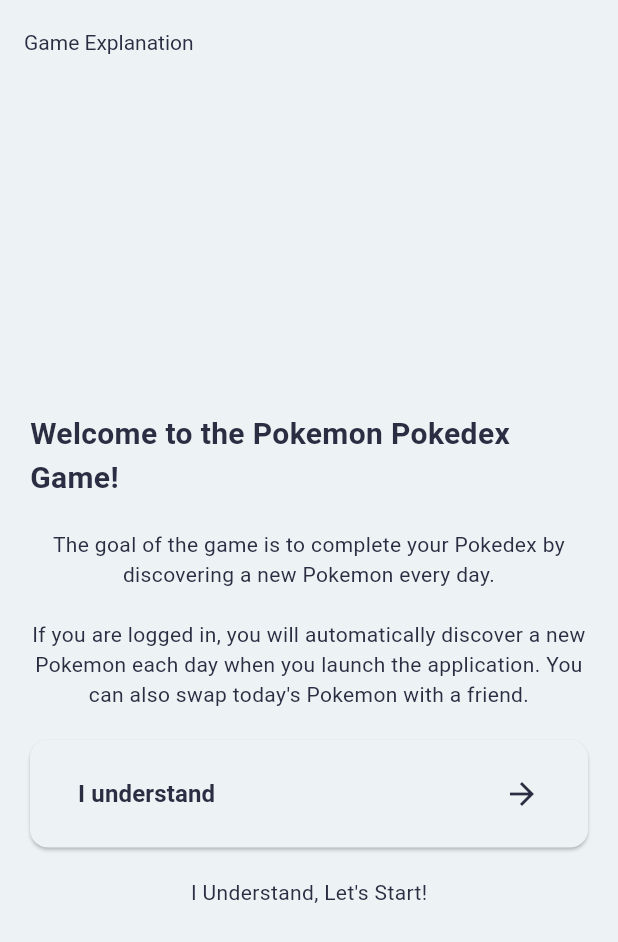
After one commit to SachaBarbet/BeSacha, a Flutter app: the GameExplanationPage screen opened by its route, on a phone screen of 412 x 824 dp. The commit adds this screen. Shown: the top 942 px of the screen. Run offline on Flutter 3.47's test engine with Material 3 defaults, Android fonts, the phone set to English and light mode, and no system bars; our stand-ins replace cloud_firestore, firebase_auth, firebase_core, fluttertoast, go_router, shared_preferences; accounts and stored records are empty; generated files the repository leaves out were written again.

Commit message:
Add game explanation

```diff
--- a/lib/main.dart
+++ b/lib/main.dart
@@ -2,6 +2,7 @@ import 'dart:async';
 
 import 'package:be_sacha/pages/friends/add_friend_page.dart';
 import 'package:be_sacha/pages/friends/friend_add_list_page.dart';
+import 'package:be_sacha/pages/game_explanation_page.dart';
 import 'package:firebase_auth/firebase_auth.dart';
 import 'package:firebase_core/firebase_core.dart';
 import 'package:flutter/material.dart';
@@ -51,6 +52,10 @@ final GoRouter _router = GoRouter(
       path: '/',
       builder: (context, state) => const LoadingPage(),
       redirect: (_, __) => AppFirebase.isUserConnected ? '/home' : '/authentication',
+    ),
+    GoRoute(path: '/rules',
+    name:'rules',
+    builder: (context, state) => const GameExplanationPage(),
     ),
     GoRoute(
       path: '/home',
--- /dev/null
+++ b/lib/pages/game_explanation_page.dart
@@ -0,0 +1,47 @@
+import 'package:flutter/material.dart';
+
+import '../widgets/redirect_button.dart';
+
+class GameExplanationPage extends StatelessWidget {
+  const GameExplanationPage({super.key});
+
+  @override
+  Widget build(BuildContext context) {
+    return Scaffold(
+      appBar: AppBar(
+        title: const Text('Game Explanation'),
+      ),
+      body: const Padding(
+        padding: EdgeInsets.all(20.0),
+        child: Column(
+          crossAxisAlignment: CrossAxisAlignment.center,
+          mainAxisAlignment: MainAxisAlignment.center,
+          children: [
+            Text(
+              'Welcome to the Pokemon Pokedex Game!',
+              style: TextStyle(
+                fontSize: 20,
+                fontWeight: FontWeight.bold,
+              ),
+            ),
+            SizedBox(height: 20),
+            Text(
+              'The goal of the game is to complete your Pokedex by discovering a new Pokemon every day.',
+              textAlign: TextAlign.center,
+            ),
+            SizedBox(height: 20),
+            Text(
+              'If you are logged in, you will automatically discover a new Pokemon each day when you launch the application. You can also swap today\'s Pokemon with a friend.',
+              textAlign: TextAlign.center,
+            ),
+            SizedBox(height: 20),
+            RedirectButton(redirectName: 'login', buttonText: 'I understand'),
+
+            SizedBox(height: 20),
+            Text('I Understand, Let\'s Start!'),
+          ],
+        ),
+      ),
+    );
+  }
+}
```
